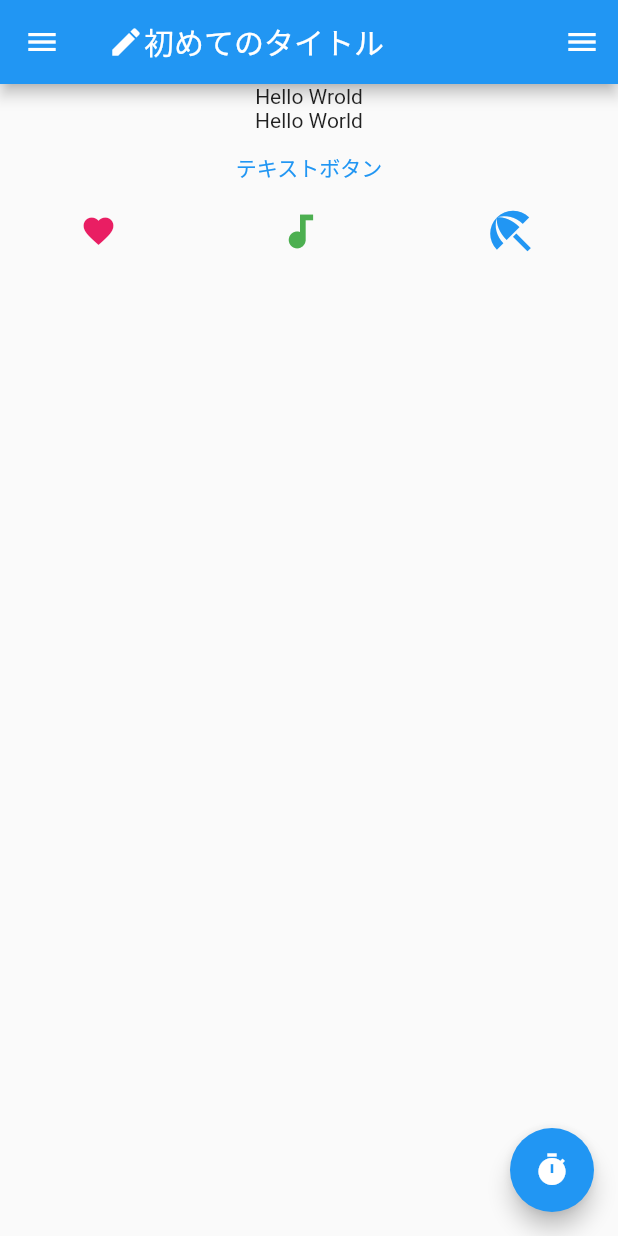
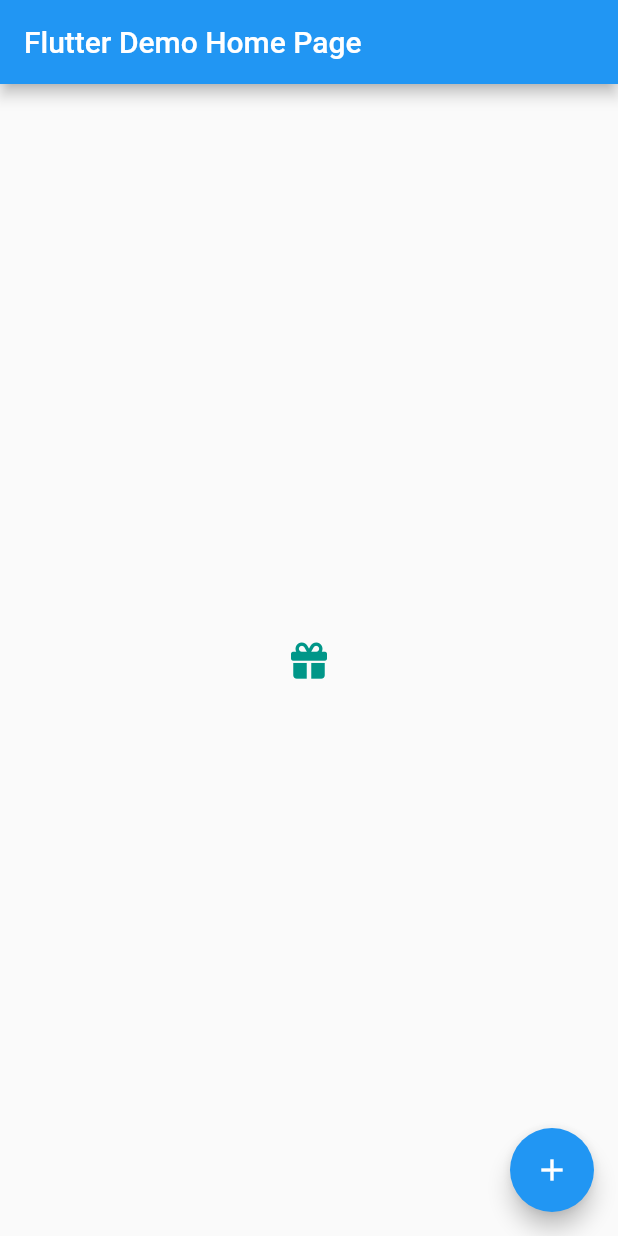
Before and after one commit to kadu-v/flutter-learn, a Flutter app: the screen it shows after launch, on a phone screen of 412 x 824 dp. Run offline on Flutter 3.47's test engine with Material 2 defaults, Android fonts, the phone set to English and light mode, and no system bars; our stand-ins replace font_awesome_flutter.

Commit message:
Finish: chapter 14, chapter 15

```diff
--- a/helloworld/lib/main.dart
+++ b/helloworld/lib/main.dart
@@ -1,4 +1,5 @@
 import 'package:flutter/material.dart';
+import 'package:font_awesome_flutter/font_awesome_flutter.dart';
 
 void main() {
   runApp(const MyApp());
@@ -49,6 +50,7 @@ class MyHomePage extends StatefulWidget {
 
 class _MyHomePageState extends State<MyHomePage> {
   int _counter = 0;
+  String _type = "偶数";
 
   void _incrementCounter() {
     setState(() {
@@ -58,59 +60,30 @@ class _MyHomePageState extends State<MyHomePage> {
       // _counter without calling setState(), then the build method would not be
       // called again, and so nothing would appear to happen.
       _counter++;
+      if (_counter % 2 == 0) {
+        _type = "偶数";
+      } else {
+        _type = "奇数";
+      }
     });
   }
 
   @override
   Widget build(BuildContext context) {
-    // This method is rerun every time setState is called, for instance as done
-    // by the _incrementCounter method above.
-    //
-    // The Flutter framework has been optimized to make rerunning build methods
-    // fast, so that you can just rebuild anything that needs updating rather
-    // than having to individually change instances of widgets.
     return Scaffold(
       appBar: AppBar(
-        title: Row(
-          children: const [Icon(Icons.create), Text("初めてのタイトル")],
-        ),
+        title: Text(widget.title),
       ),
-      body: Column(children: [
-        const Text("Hello Wrold"),
-        const Text("Hello World"),
-        TextButton(
-            onPressed: () => {
-                  print(
-                    "ボタンが押されたよ",
-                  )
-                },
-            child: const Text("テキストボタン")),
-        Row(mainAxisAlignment: MainAxisAlignment.spaceAround, children: const [
-          Icon(
-            Icons.favorite,
-            color: Colors.pink,
-            size: 24.0,
-          ),
-          Icon(
-            Icons.audiotrack,
-            color: Colors.green,
-            size: 30.0,
-          ),
-          Icon(
-            Icons.beach_access,
-            color: Colors.blue,
-            size: 36.0,
-          ),
-        ]),
-      ]),
+      body: Center(
+          child: Icon(
+        FontAwesomeIcons.gift,
+        color: Colors.teal,
+      )),
       floatingActionButton: FloatingActionButton(
-        onPressed: () => {print("押したね？")},
-        child: const Icon(Icons.timer),
+        onPressed: _incrementCounter,
+        tooltip: 'Increment',
+        child: const Icon(Icons.add),
       ),
-      drawer: const Drawer(
-        child: Center(child: Text("Drawer")),
-      ),
-      endDrawer: const Drawer(child: Center(child: Text("EndDrawer"))),
     );
   }
 }
--- a/helloworld/pubspec.yaml
+++ b/helloworld/pubspec.yaml
@@ -29,6 +29,7 @@ environment:
 dependencies:
   flutter:
     sdk: flutter
+  font_awesome_flutter: ^10.1.0
 
 
   # The following adds the Cupertino Icons font to your application.
```
